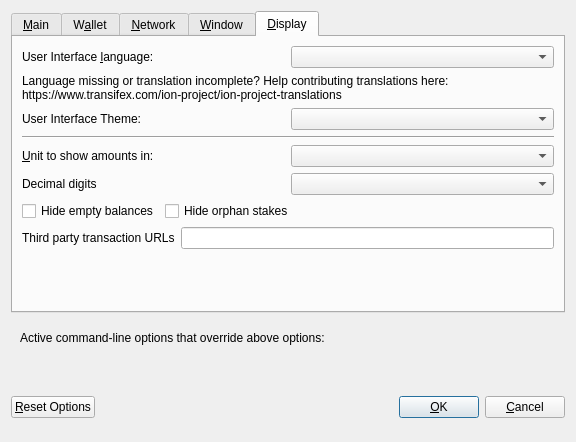
Qt form src/qt/forms/optionsdialog.ui (robtimmer/ion) before a commit.
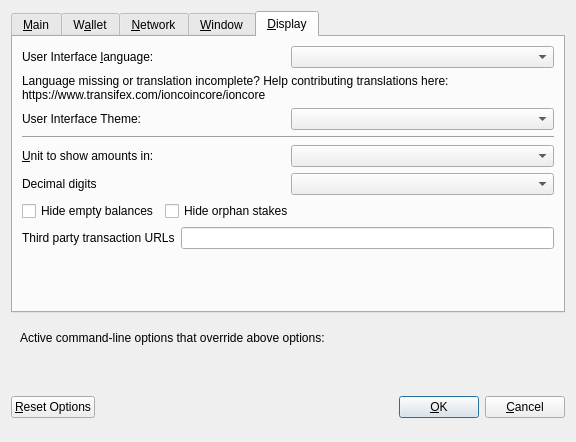
The same form after that commit. Custom widgets are drawn as their Qt base class.

Commit message: transifex - change to new page from ioncoincore

Diff of the .ui file:
```diff
--- a/src/qt/forms/optionsdialog.ui
+++ b/src/qt/forms/optionsdialog.ui
@@ -524,7 +524,7 @@
          </property>
          <property name="text">
           <string>Language missing or translation incomplete? Help contributing translations here:
-https://www.transifex.com/ion-project/ion-project-translations</string>
+https://www.transifex.com/ioncoincore/ioncore</string>
          </property>
          <property name="wordWrap">
           <bool>true</bool>
```
The commit also changes 18 other files.
